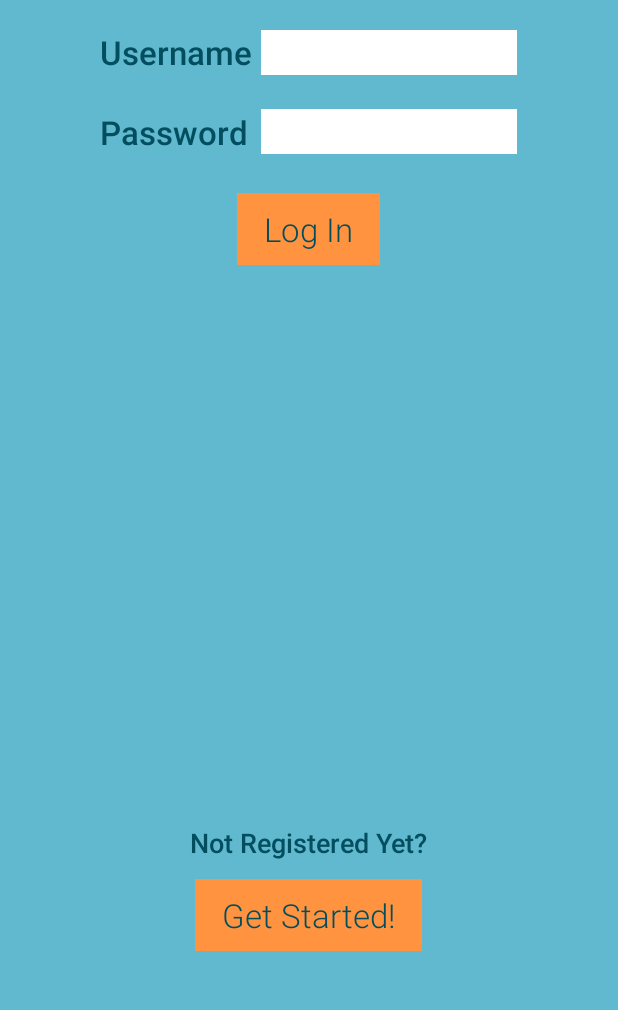
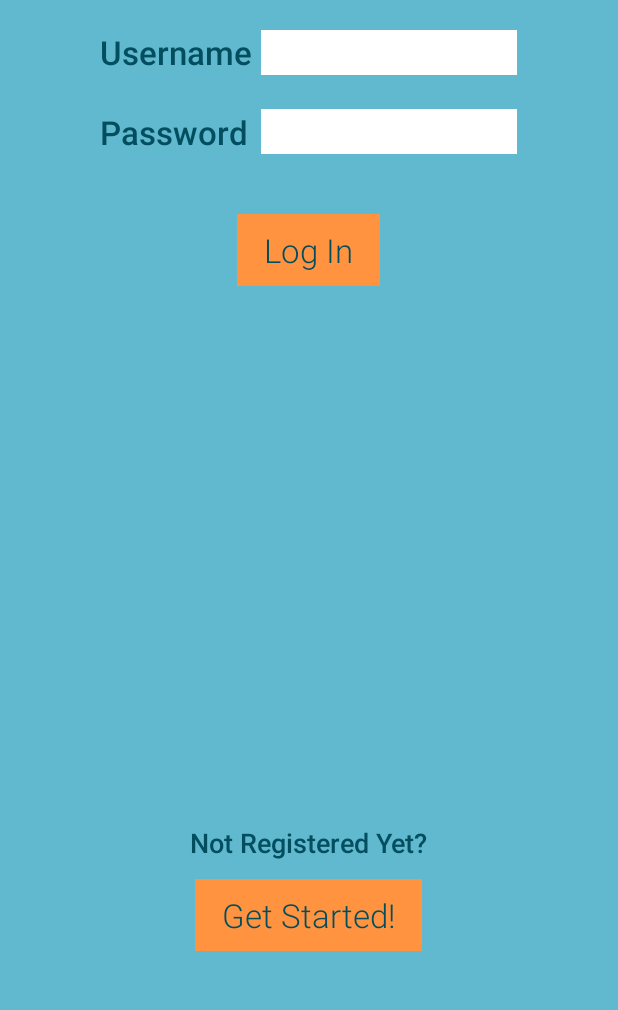
Before and after one commit to kmangutov/FoodTime, an Android app: the screen it shows after launch (MainActivity), on a phone screen of 412 x 824 dp, the part 187-1197 px from its top. Run offline under Robolectric (Android 15) with nearby library versions, the phone set to English and light mode, and no system bars.

Commit message:
log in button lower

```diff
--- a/app/src/main/res/layout/login_activity.xml
+++ b/app/src/main/res/layout/login_activity.xml
@@ -93,6 +93,7 @@
                 android:layout_marginTop="26dp"
                 android:paddingLeft="18dp"
                 android:paddingRight="18dp"
+                android:layout_margin="40dp"
                 />
 
             <TextView
```
